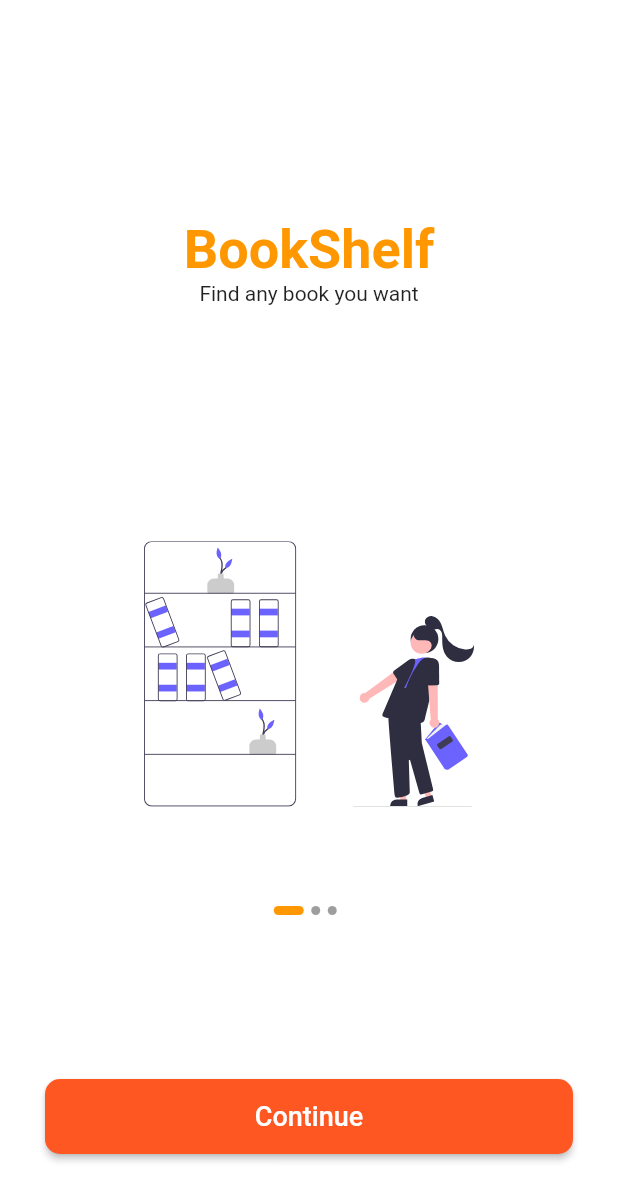
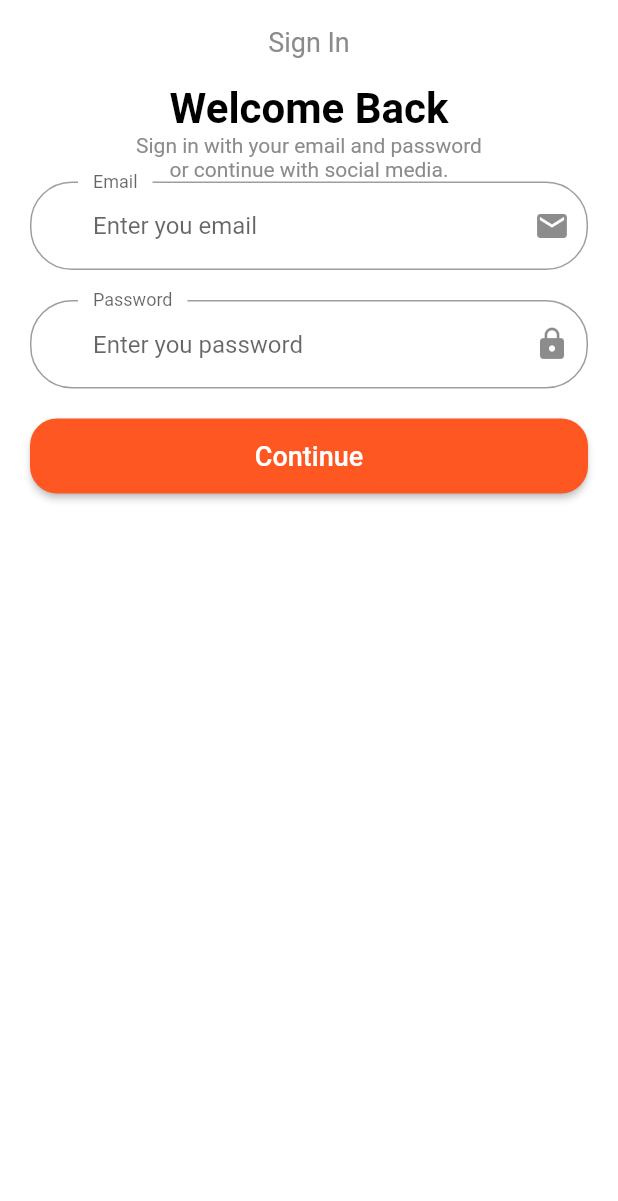
Before and after one commit to abentad/flutterCompleteEcommerceUi, a Flutter app: the screen it shows after launch, after a tap on "Continue", on a phone screen of 412 x 824 dp. Shown: the top 1201 px of the screen. Run offline on Flutter 3.47's test engine with Material 2 defaults, Android fonts, the phone set to English and light mode, and no system bars; our stand-ins replace flutter_svg.

Commit message:
signIn page started but not finished

```diff
--- a/lib/main.dart
+++ b/lib/main.dart
@@ -1,4 +1,5 @@
-import 'package:eCommerceApp/screens/onBoarding_screen.dart';
+import 'package:eCommerceApp/screens/onBoardingScreen/onBoarding_screen.dart';
+import 'package:eCommerceApp/themes.dart';
 import 'package:flutter/material.dart';
 
 void main() {
@@ -11,11 +12,7 @@ class MyApp extends StatelessWidget {
     return MaterialApp(
       debugShowCheckedModeBanner: false,
       title: 'ECommerceApp',
-      theme: ThemeData(
-        scaffoldBackgroundColor: Colors.white,
-        primarySwatch: Colors.blue,
-        visualDensity: VisualDensity.adaptivePlatformDensity,
-      ),
+      theme: theme(),
       home: OnBoardingScreen(),
     );
   }
--- a/lib/screens/onBoarding_screen.dart
+++ b/lib/screens/onBoardingScreen/onBoarding_screen.dart
@@ -1,6 +1,8 @@
 import 'package:eCommerceApp/models/onboarding_screen_data.dart';
+import 'package:eCommerceApp/screens/signInScreen/signIn_screen.dart';
 import 'package:eCommerceApp/widgets/default_button.dart';
-import 'package:eCommerceApp/widgets/onboarding_screen_widget.dart';
+import 'package:eCommerceApp/screens/onBoardingScreen/components/onboarding_screen_widget.dart';
+import 'package:flutter/cupertino.dart';
 import 'package:flutter/material.dart';
 
 class OnBoardingScreen extends StatefulWidget {
@@ -49,7 +51,16 @@ class _OnBoardingScreenState extends State<OnBoardingScreen> {
                       ),
                     ),
                     Spacer(flex: 2),
-                    defaultButton(text: "Continue", press: () {}),
+                    defaultButton(
+                      text: "Continue",
+                      press: () {
+                        Navigator.of(context).pushReplacement(
+                          CupertinoPageRoute(
+                            builder: (context) => SignInScreen(),
+                          ),
+                        );
+                      },
+                    ),
                     Spacer(),
                   ],
                 ),
--- /dev/null
+++ b/lib/screens/signInScreen/components/body.dart
@@ -0,0 +1,82 @@
+import 'package:eCommerceApp/widgets/default_button.dart';
+import 'package:flutter/material.dart';
+
+class BuildBody extends StatelessWidget {
+  @override
+  Widget build(BuildContext context) {
+    return SafeArea(
+      child: SizedBox(
+        width: double.infinity,
+        child: Padding(
+          padding: const EdgeInsets.symmetric(horizontal: 20.0),
+          child: Column(
+            children: [
+              Text(
+                'Welcome Back',
+                style: TextStyle(
+                    color: Colors.black,
+                    fontSize: 28.0,
+                    fontWeight: FontWeight.bold),
+              ),
+              Text(
+                'Sign in with your email and password \nor continue with social media.',
+                textAlign: TextAlign.center,
+                style: TextStyle(color: Color(0xff8b8b8b)),
+              ),
+              SignInForm(),
+            ],
+          ),
+        ),
+      ),
+    );
+  }
+}
+
+class SignInForm extends StatefulWidget {
+  @override
+  _SignInFormState createState() => _SignInFormState();
+}
+
+class _SignInFormState extends State<SignInForm> {
+  final formKey = GlobalKey<FormState>();
+  final List<String> formErrors = [];
+
+  @override
+  Widget build(BuildContext context) {
+    return Form(
+      key: formKey,
+      child: Column(
+        children: [
+          buildEmailFormField(),
+          SizedBox(height: 20.0),
+          buildPasswordFormField(),
+          SizedBox(height: 20.0),
+          defaultButton(text: "Continue", press: () {}),
+        ],
+      ),
+    );
+  }
+
+  TextFormField buildPasswordFormField() {
+    return TextFormField(
+      obscureText: true,
+      decoration: InputDecoration(
+        hintText: "Enter you password",
+        labelText: "Password",
+        floatingLabelBehavior: FloatingLabelBehavior.always,
+        suffixIcon: Icon(Icons.lock),
+      ),
+    );
+  }
+
+  TextFormField buildEmailFormField() {
+    return TextFormField(
+      decoration: InputDecoration(
+        hintText: "Enter you email",
+        labelText: "Email",
+        floatingLabelBehavior: FloatingLabelBehavior.always,
+        suffixIcon: Icon(Icons.mail),
+      ),
+    );
+  }
+}
--- /dev/null
+++ b/lib/screens/signInScreen/signIn_screen.dart
@@ -0,0 +1,21 @@
+import 'package:flutter/material.dart';
+
+import 'components/body.dart';
+
+class SignInScreen extends StatefulWidget {
+  @override
+  _SignInScreenState createState() => _SignInScreenState();
+}
+
+class _SignInScreenState extends State<SignInScreen> {
+  @override
+  Widget build(BuildContext context) {
+    return Scaffold(
+      appBar: AppBar(
+        title: Text('Sign In'),
+        centerTitle: true,
+      ),
+      body: BuildBody(),
+    );
+  }
+}
--- /dev/null
+++ b/lib/themes.dart
@@ -0,0 +1,40 @@
+import 'package:flutter/material.dart';
+
+ThemeData theme() {
+  return ThemeData(
+    inputDecorationTheme: inputDecorationTheme(),
+    scaffoldBackgroundColor: Colors.white,
+    appBarTheme: appBarTheme(),
+    primarySwatch: Colors.blue,
+    visualDensity: VisualDensity.adaptivePlatformDensity,
+  );
+}
+
+InputDecorationTheme inputDecorationTheme() {
+  OutlineInputBorder outlineInputBorder() {
+    return OutlineInputBorder(
+      borderRadius: BorderRadius.circular(28.0),
+      borderSide: BorderSide(color: Colors.grey),
+      gapPadding: 10,
+    );
+  }
+
+  return InputDecorationTheme(
+    contentPadding: EdgeInsets.symmetric(horizontal: 42, vertical: 20),
+    enabledBorder: outlineInputBorder(),
+    focusedBorder: outlineInputBorder(),
+    border: outlineInputBorder(),
+  );
+}
+
+AppBarTheme appBarTheme() {
+  return AppBarTheme(
+    color: Colors.white,
+    elevation: 0,
+    brightness: Brightness.light,
+    iconTheme: IconThemeData(color: Colors.black),
+    textTheme: TextTheme(
+      headline6: TextStyle(color: Color(0xFF8B8B8B), fontSize: 18.0),
+    ),
+  );
+}
--- a/lib/widgets/default_button.dart
+++ b/lib/widgets/default_button.dart
@@ -1,12 +1,10 @@
 import 'package:flutter/material.dart';
 
-Padding defaultButton({String text, Function press}) {
-  return Padding(
-    padding: const EdgeInsets.symmetric(horizontal: 30.0),
-    child: MaterialButton(
+Widget defaultButton({String text, Function press}) {
+  return MaterialButton(
     onPressed: press,
     shape: RoundedRectangleBorder(
-        borderRadius: BorderRadius.circular(10.0),
+      borderRadius: BorderRadius.circular(18.0),
     ),
     color: Colors.deepOrange,
     height: 50.0,
@@ -18,6 +16,5 @@ Padding defaultButton({String text, Function press}) {
         fontSize: 18.0,
       ),
     ),
-    ),
   );
 }
```
Also changed, not shown: lib/screens/onBoardingScreen/components/onboarding_screen_widget.dart (renamed from lib/widgets/onboarding_screen_widget.dart). Lines whose indentation alone changed are shown as unchanged.
